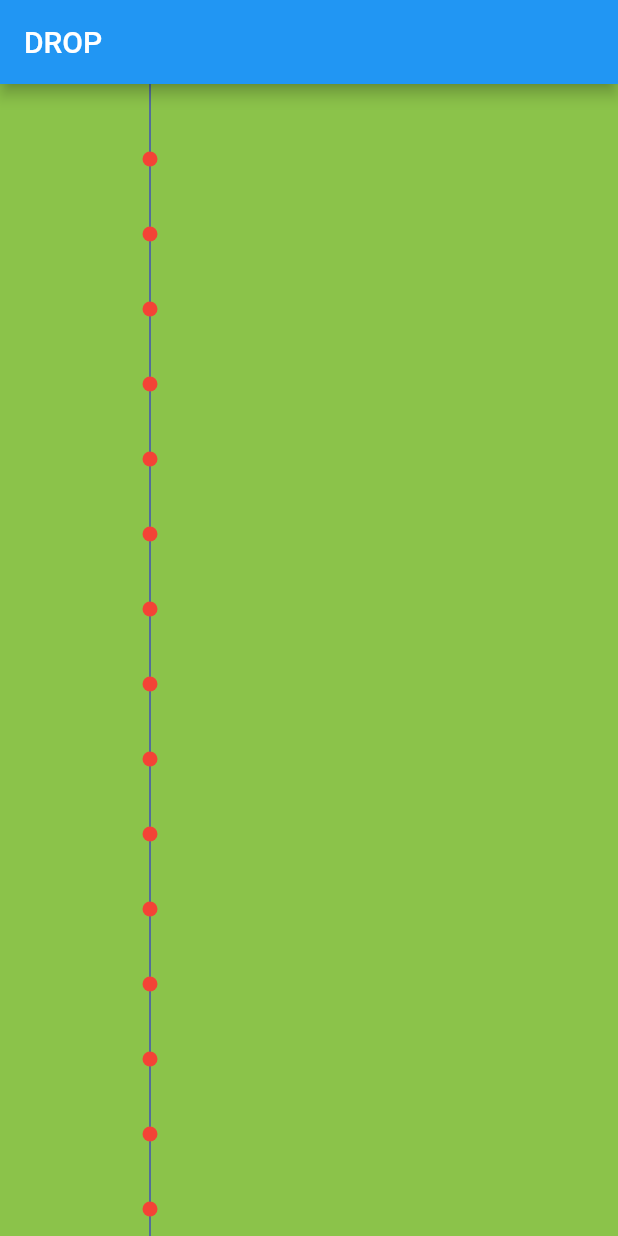
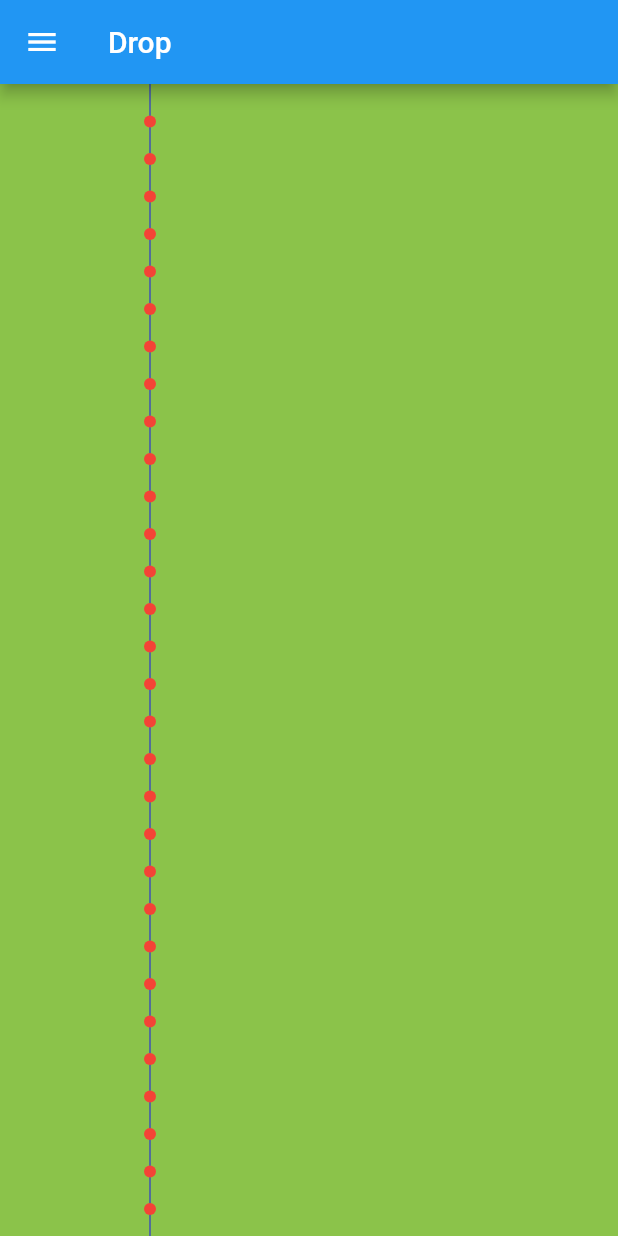
Before and after one commit to bladnman/twenty_for_twenty, a Flutter app: the screen it shows after launch, on a phone screen of 412 x 824 dp. Run offline on Flutter 3.47's test engine with Material 2 defaults, Android fonts, the phone set to English and light mode, and no system bars; missing offline and left inert: extended_math.

Commit message:
added drawer

```diff
--- a/lib/main.dart
+++ b/lib/main.dart
@@ -1,7 +1,13 @@
 import 'package:flutter/material.dart';
-// import 'package:twenty_for_twenty/screens/touch-swarm/immediate/CircleFun.dart';
-// import 'package:twenty_for_twenty/screens/touch-swarm/animated-first/CircleFun.dart';
+import 'package:twenty_for_twenty/screens/touch-swarm/immediate/CircleFun.dart';
+import 'package:twenty_for_twenty/screens/touch-swarm/animated-first/CircleFunAnimated.dart';
 import 'package:twenty_for_twenty/screens/touch-swarm/AnimatedDrop.dart';
+
+final drawerItems = [
+  new DrawerItem("Drop", Icons.arrow_downward, AnimatedDrop()),
+  new DrawerItem("Animated Basic", Icons.donut_large, CircleFunAnimated()),
+  new DrawerItem("Basic", Icons.blur_circular, CircleFun()),
+];
 
 void main() {
   runApp(MyApp());
@@ -18,7 +24,73 @@ class MyApp extends StatelessWidget {
         primarySwatch: Colors.blue,
         visualDensity: VisualDensity.adaptivePlatformDensity,
       ),
-      home: AnimatedDrop(),
+      home: HomePage(),
     );
   }
 }
+
+class DrawerItem {
+  String title;
+  IconData icon;
+  var page;
+  DrawerItem(this.title, this.icon, this.page);
+}
+
+class HomePage extends StatefulWidget {
+  @override
+  _HomePageState createState() => _HomePageState();
+}
+
+class _HomePageState extends State<HomePage> {
+  int _selectedDrawerIndex = 0;
+
+  _onSelectItem(int index) {
+    setState(() => _selectedDrawerIndex = index);
+    Navigator.of(context).pop(); // close the drawer
+  }
+
+  _getPage() {
+    return drawerItems[_selectedDrawerIndex].page;
+  }
+
+  @override
+  Widget build(BuildContext context) {
+    var drawerOptions = <Widget>[];
+    for (var i = 0; i < drawerItems.length; i++) {
+      var d = drawerItems[i];
+      drawerOptions.add(new ListTile(
+        leading: new Icon(d.icon),
+        title: new Text(d.title),
+        selected: i == _selectedDrawerIndex,
+        onTap: () => _onSelectItem(i),
+      ));
+    }
+
+    return Scaffold(
+      appBar: AppBar(
+        title: Text(drawerItems[_selectedDrawerIndex].title),
+      ),
+      body: drawerItems[_selectedDrawerIndex].page,
+      drawer: new Drawer(
+        child: new ListView(
+          padding: EdgeInsets.zero,
+          children: <Widget>[
+            DrawerHeader(
+              decoration: BoxDecoration(
+                color: Colors.blue,
+              ),
+              child: Text(
+                'Experiments',
+                style: TextStyle(
+                  color: Colors.white,
+                  fontSize: 24,
+                ),
+              ),
+            ),
+            new Column(children: drawerOptions)
+          ],
+        ),
+      ),
+    );
+  }
+}
--- a/lib/screens/touch-swarm/AnimatedDrop.dart
+++ b/lib/screens/touch-swarm/AnimatedDrop.dart
@@ -6,11 +6,11 @@ import 'package:twenty_for_twenty/widgets/TouchPoint.dart';
 const String SCREEN_TITLE = 'DROP';
 const Color BG_COLOR = Colors.lightGreen;
 const double TOUCH_RADIUS = 25;
-const double BALL_RADIUS = 5;
-const double BALL_DISTANCE = 50;
+const double BALL_RADIUS = 4;
+const double BALL_DISTANCE = 25;
 const double EFFECT_DISTANCE = 150;
 const double BASELINE = 100;
-const double BASELINE_GRAVITY_PPS = 2000;
+const double BASELINE_GRAVITY_PPS = 3000;
 
 class AnimatedDrop extends StatefulWidget {
   @override
@@ -99,9 +99,6 @@ class _AnimatedDropState extends State<AnimatedDrop>
   @override
   Widget build(BuildContext context) {
     return Scaffold(
-      appBar: AppBar(
-        title: Text(SCREEN_TITLE),
-      ),
       body: LayoutBuilder(
         builder: (_, constraints) => Container(
           width: constraints.widthConstraints().maxWidth,
--- a/lib/screens/touch-swarm/animated-first/CircleFun.dart
+++ b/lib/screens/touch-swarm/animated-first/CircleFunAnimated.dart
@@ -2,14 +2,15 @@ import 'package:flutter/material.dart';
 import 'package:twenty_for_twenty/screens/touch-swarm/animated-first/CircleFunPainter.dart';
 import 'package:twenty_for_twenty/widgets/TouchPoint.dart';
 
-class CircleFun extends StatefulWidget {
+class CircleFunAnimated extends StatefulWidget {
   @override
-  _CircleFunState createState() => _CircleFunState();
+  _CircleFunAnimatedState createState() => _CircleFunAnimatedState();
 }
 
 const SCREEN_TITLE = 'ANIMATED';
 
-class _CircleFunState extends State<CircleFun> with TickerProviderStateMixin {
+class _CircleFunAnimatedState extends State<CircleFunAnimated>
+    with TickerProviderStateMixin {
   Offset touchPoint;
   Animation<double> animation;
   AnimationController controller;
```
